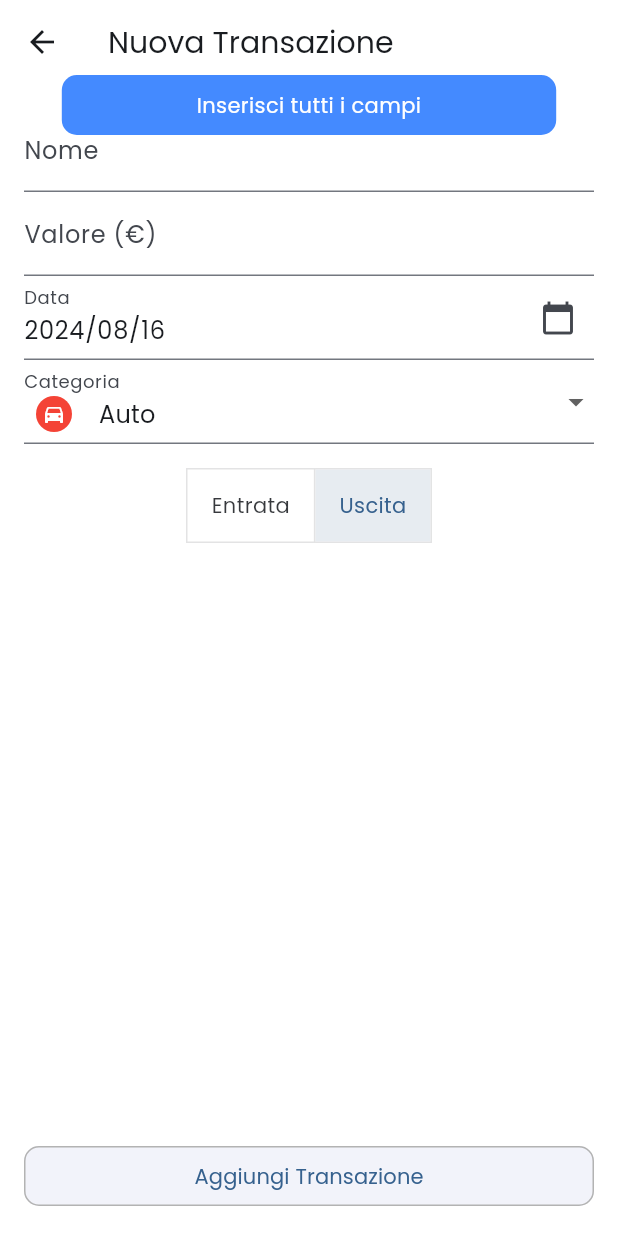
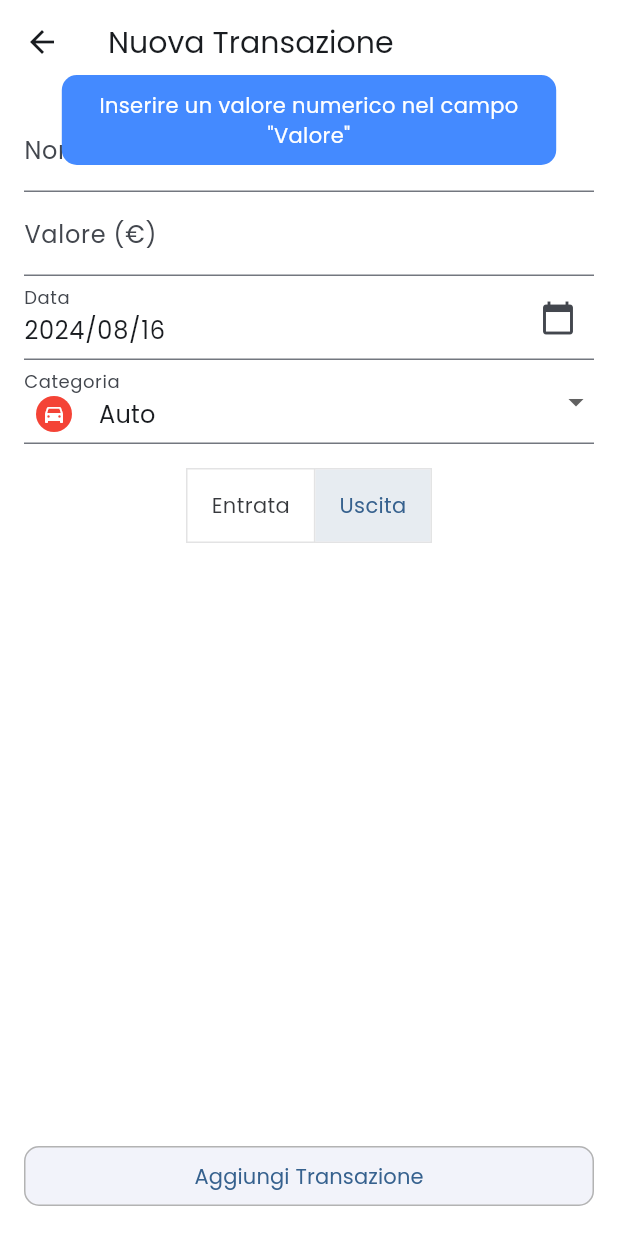
Before and after one commit to alessioandreetto/mobile_programming, a Flutter app: the NewTransactionPage screen opened directly, after a tap on "Aggiungi Transazione", on a phone screen of 412 x 824 dp. Run offline on Flutter 3.47's test engine with Material 3 defaults, Android fonts, the phone set to English and light mode, and no system bars; our stand-ins replace adaptive_theme, fl_chart, flutter_slidable, reorderable_grid_view, shared_preferences, smooth_page_indicator and 2 more; accounts and stored records are empty.

Commit message:
mostra messaggio se valore non numerico, partial

```diff
--- a/lib/pages/new_operation.dart
+++ b/lib/pages/new_operation.dart
@@ -495,10 +495,14 @@ class _NewTransactionPageState extends State<NewTransactionPage> {
               ),
             ),
 onPressed: () async {
+  if (double.tryParse(widget.valueController.text) == null) {
+    _showSnackbar(context, 'Inserire un valore numerico nel campo "Valore"');
+    return;
+  }
+
   if (_validateFields()) {
     await _performRegularTransaction();
-                Provider.of<WalletProvider>(context, listen: false)
-                    .loadWallets();
+    Provider.of<WalletProvider>(context, listen: false).loadWallets();
 
     _showSnackbar(
         context,
--- a/lib/pages/new_wallet.dart
+++ b/lib/pages/new_wallet.dart
@@ -243,6 +243,11 @@ class _AddNotePageState extends State<AddNotePage> {
 
     if (trimmedTitle.isNotEmpty && trimmedBody.isNotEmpty) {
       double title;
+      if (double.tryParse(trimmedTitle) == null) {
+        _showSnackbar(context, 'Inserire un valore numerico nel campo "Bilancio iniziale"');
+        return;
+      }
+
       if (!_hasTransactions) {
         title = double.parse(trimmedTitle);
       } else {
```
Also changed, not shown: 1 other file. Lines whose indentation alone changed are shown as unchanged.
